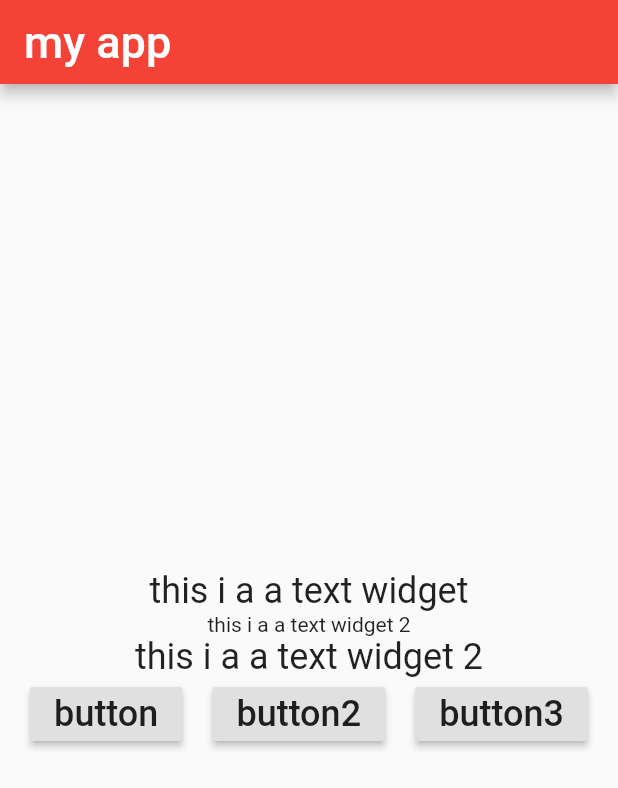
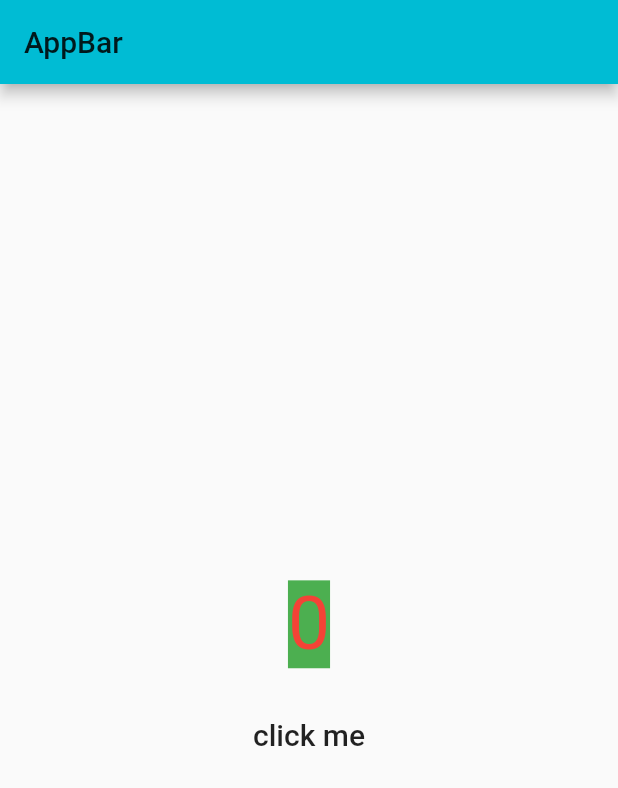
Before and after one commit to TawhidHassan/Flutter-App-StartX, a Flutter app: the screen it shows after launch, on a phone screen of 412 x 824 dp. Shown: the top 788 px of the screen. Run offline on Flutter 3.47's test engine with Material 2 defaults, Android fonts, the phone set to English and light mode, and no system bars.

Commit message:
stateFull widget  simple example

```diff
--- a/lib/main.dart
+++ b/lib/main.dart
@@ -1,3 +1,4 @@
+
 import 'package:flutter/cupertino.dart';
 import 'package:flutter/material.dart';
 
@@ -5,72 +6,70 @@ void main() {
   runApp(myapp());
 }
 
-class myapp extends StatelessWidget {
+class myapp extends StatefulWidget {
+  @override
+  _myappState createState() => _myappState();
+}
+
+class _myappState extends State<myapp> {
   @override
   Widget build(BuildContext context) {
     return MaterialApp(
-      title: "my app",
       theme: ThemeData(
-        primarySwatch: Colors.red,
+        primarySwatch: Colors.cyan,
       ),
-      home: Scaffold(
+      title: "Statefull",
+      home: homepage(),
+    );
+  }
+}
+
+class homepage extends StatefulWidget {
+  @override
+  _homepageState createState() => _homepageState();
+}
+
+class _homepageState extends State<homepage> {
+  int dataChangevar=0;
+
+  void dataChange()
+  {
+    setState(() {
+      dataChangevar+=1;
+    });
+  }
+
+  @override
+  Widget build(BuildContext context) {
+    return Scaffold(
       appBar: AppBar(
-          title: Text("my app",
-            style: new TextStyle(
-              fontSize: 30.0,
+        title: Text("AppBar",
+        ),
+      ),
+      body: Center(
+        child: Column(
+          mainAxisAlignment: MainAxisAlignment.center,
+          children: <Widget>[
+            Padding(
+              padding: EdgeInsets.all(20.0),
+              child: Text("$dataChangevar",
+              style:TextStyle(
+                color: Colors.red,
+                fontSize: 50.0,
+                backgroundColor: Colors.green
               ),
               ),
             ),
-        body:
-        Center(
-          child: Column(
-            mainAxisAlignment: MainAxisAlignment.center,
-            crossAxisAlignment: CrossAxisAlignment.center,
-            children: <Widget>[
-              Text("this i a a text widget",
+            MaterialButton(
+                onPressed: dataChange,
+              child: Text("click me",
               style: TextStyle(
-                    fontSize: 24.0
-                ),
-              ),Text("this i a a text widget 2",
-              ),Text("this i a a text widget 2",
-                style: TextStyle(
-                    fontSize: 24.0
+                fontSize: 20.0,
               ),
               ),
-              Row(
-                mainAxisAlignment: MainAxisAlignment.spaceEvenly,
-                crossAxisAlignment: CrossAxisAlignment.center,
-                children: <Widget>[
-                  RaisedButton(
-                    onPressed: (){},
-                    child: Text("button",
-                      style: TextStyle(
-                        fontSize: 24.0,
-                      ),
-                    ),
-                  ),
-                  RaisedButton(
-                    onPressed: (){},
-                    child: Text("button2",
-                      style: TextStyle(
-                        fontSize: 24.0,
-                      ),
-                    ),
-                  ),RaisedButton(
-                    onPressed: (){},
-                    child: Text("button3",
-                      style: TextStyle(
-                        fontSize: 24.0,
-                      ),
-                    ),
-                  ),
+            )
           ],
         ),
-
-            ],
-          ),
-        ),
-
       ),
     );
   }
```
Lines whose indentation alone changed are shown as unchanged.
